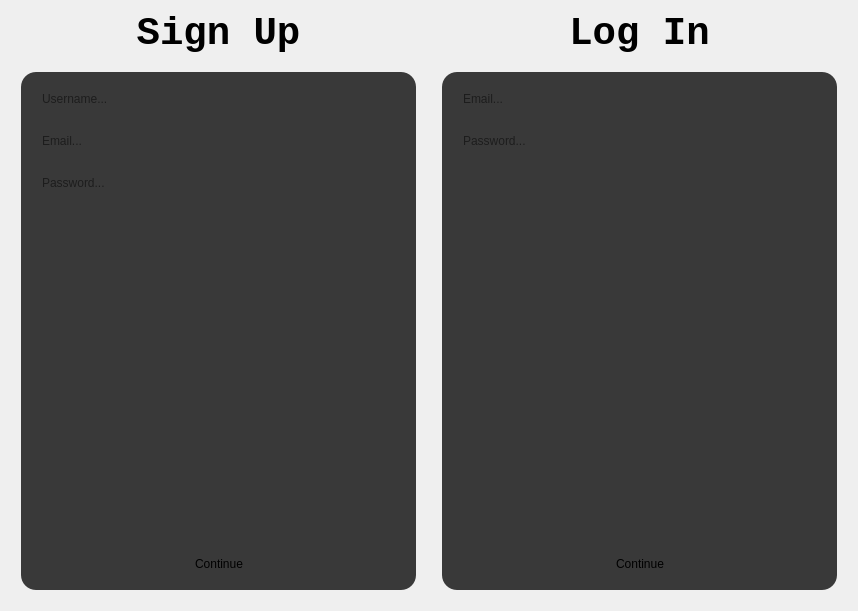
Qt form dialogs/authdialog.ui (commmrade/PasswordManager) before a commit.
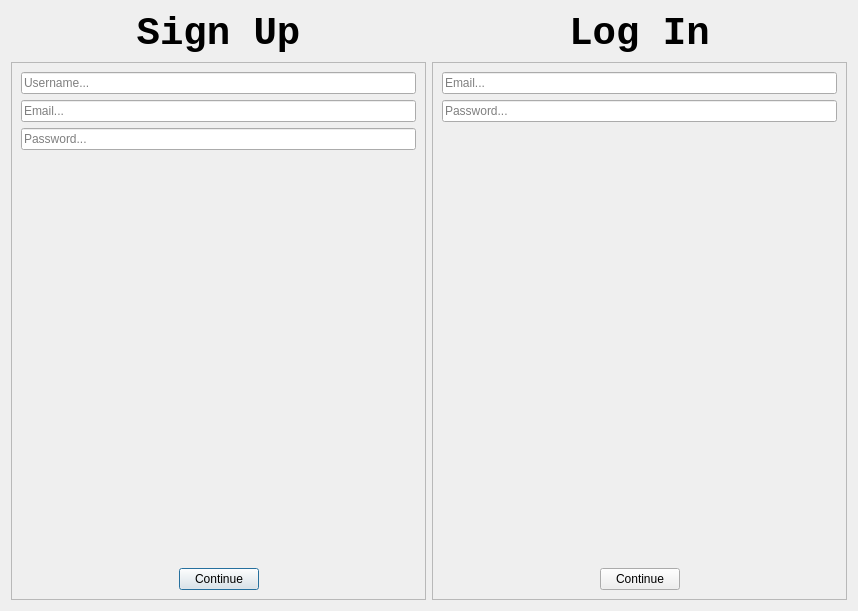
The same form after that commit.

What changed in the file:
```diff
--- a/dialogs/authdialog.ui
+++ b/dialogs/authdialog.ui
@@ -38,10 +38,7 @@
        <item>
         <widget class="QFrame" name="signUpFrame">
          <property name="styleSheet">
-          <string notr="true">
-border-radius: 15%;
-margin: 10% 10%;
-background-color: #393939;</string>
+          <string notr="true"/>
          </property>
          <property name="frameShape">
           <enum>QFrame::Shape::StyledPanel</enum>
@@ -157,10 +154,7 @@
        <item>
         <widget class="QFrame" name="logInFrame">
          <property name="styleSheet">
-          <string notr="true">
-border-radius: 15%;
-margin: 10% 10%;
-background-color: #393939;</string>
+          <string notr="true"/>
          </property>
          <property name="frameShape">
           <enum>QFrame::Shape::StyledPanel</enum>
```
